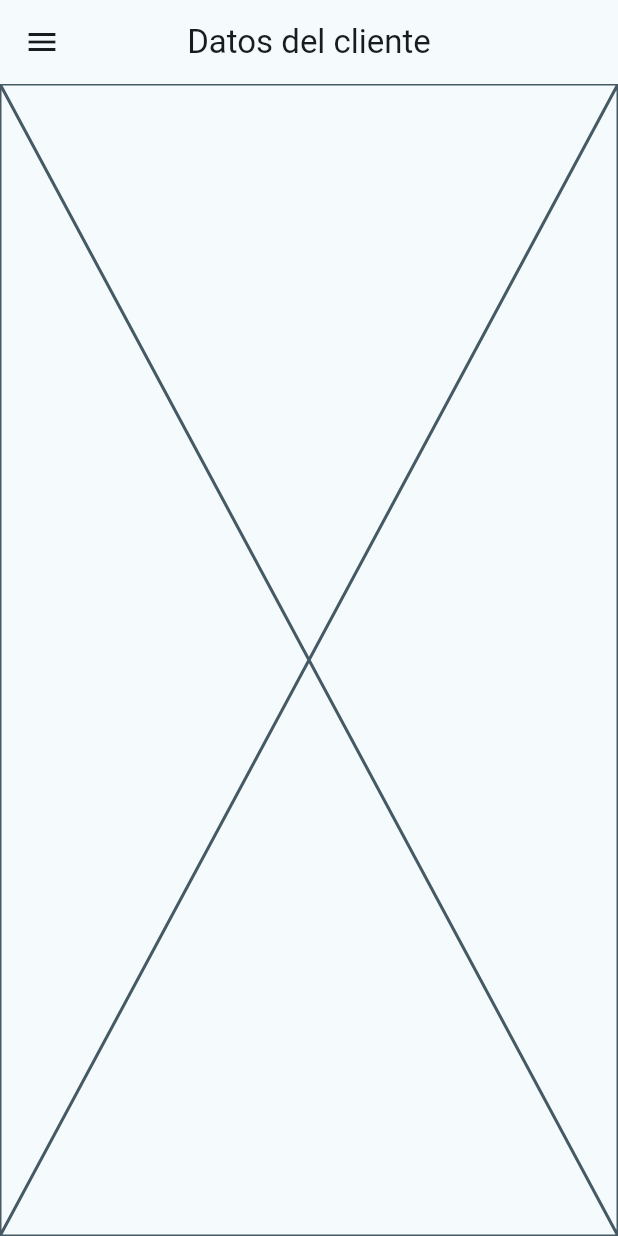
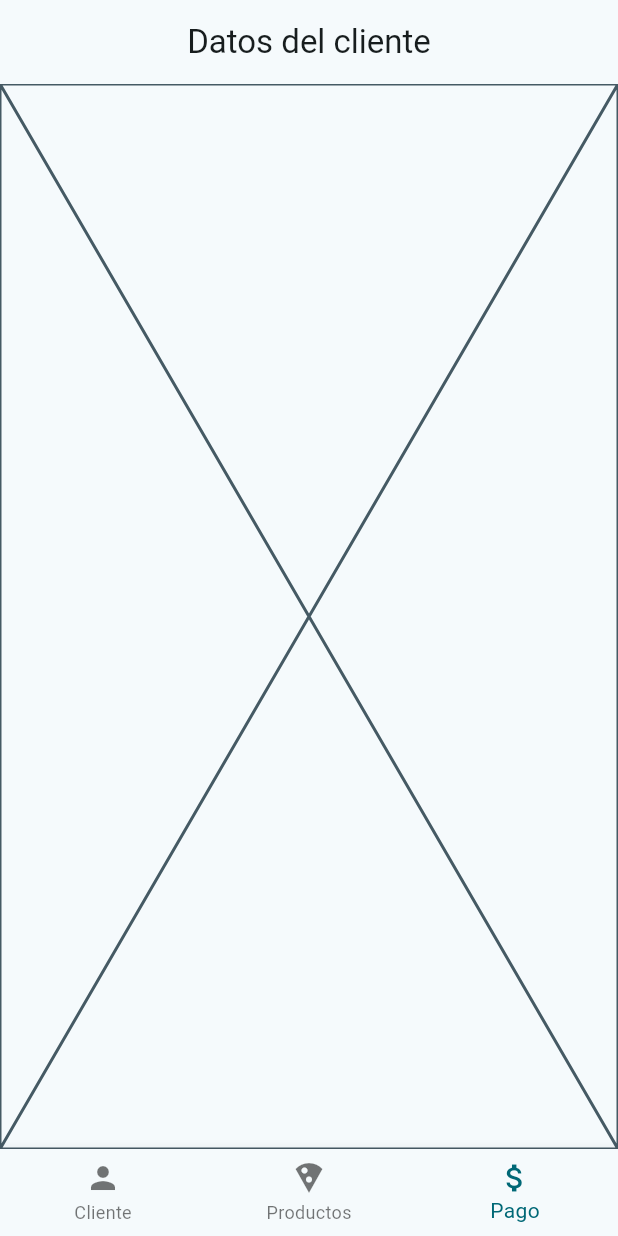
Before and after one commit to Bitxxo/dice_pizza, a Flutter app: the OrderCustomerView screen opened by its route, on a phone screen of 412 x 824 dp. Run offline on Flutter 3.47's test engine with Material 3 defaults, Android fonts, the phone set to English and light mode, and no system bars; our stand-ins replace bloc, equatable, flutter_bloc, flutter_riverpod, go_router, riverpod.

Commit message:
bottom nav bar (casi terminada)

```diff
--- a/lib/presentation/screens/order_screen.dart
+++ b/lib/presentation/screens/order_screen.dart
@@ -1,10 +1,8 @@
-import 'package:dice_pizza/config/router/navigation_constants.dart';
-import 'package:dice_pizza/config/router/router_provider.dart';
 import 'package:dice_pizza/presentation/bloc/order_contents_bloc/order_contents_bloc.dart';
 import 'package:dice_pizza/presentation/views/order_customer_view.dart';
 import 'package:dice_pizza/presentation/views/order_payment_view.dart';
 import 'package:dice_pizza/presentation/views/order_products_view.dart';
-import 'package:dice_pizza/presentation/widgets/order_navigation_drawer.dart';
+import 'package:dice_pizza/presentation/widgets/order_bottom_navigation.dart';
 import 'package:flutter/material.dart';
 import 'package:flutter_bloc/flutter_bloc.dart';
 import 'package:flutter_riverpod/flutter_riverpod.dart';
@@ -17,18 +15,23 @@ class OrderScreen extends ConsumerWidget {
 
   @override
   Widget build(BuildContext context, WidgetRef ref) {
-    final Widget view = switch (ref.watch(routerProvider).state.fullPath) {
-      RouterPaths.products => OrderProductsView(),
-      RouterPaths.payment => OrderPaymentView(),
-      RouterPaths.customer || String() || null => OrderCustomerView(),
-    };
-
     return BlocProvider(
       create: (context) => OrderContentsBloc(),
       child: Scaffold(
-        drawer: OrderNavigationDrawer(),
+        bottomNavigationBar: OrderBottomNavigation(currentView()),
         body: Center(child: child ?? Placeholder()),
       ),
     );
   }
+
+  OrderNavigationViews currentView() {
+    if (child is OrderCustomerView) {
+      return OrderNavigationViews.customer;
+    } else if (child is OrderPaymentView) {
+      return OrderNavigationViews.payment;
+    } else if (child is OrderProductsView) {
+      return OrderNavigationViews.products;
+    }
+    return OrderNavigationViews.payment;
+  }
 }
--- a/lib/presentation/views/order_customer_view.dart
+++ b/lib/presentation/views/order_customer_view.dart
@@ -1,4 +1,3 @@
-import 'package:dice_pizza/presentation/widgets/order_navigation_drawer.dart';
 import 'package:flutter/material.dart';
 
 class OrderCustomerView extends StatelessWidget {
@@ -9,7 +8,6 @@ class OrderCustomerView extends StatelessWidget {
   Widget build(BuildContext context) {
     return Scaffold(
       appBar: AppBar(title: Text("Datos del cliente")),
-      drawer: OrderNavigationDrawer(),
       body: const Placeholder(),
     );
   }
--- a/lib/presentation/views/order_payment_view.dart
+++ b/lib/presentation/views/order_payment_view.dart
@@ -1,4 +1,3 @@
-import 'package:dice_pizza/presentation/widgets/order_navigation_drawer.dart';
 import 'package:flutter/material.dart';
 
 class OrderPaymentView extends StatelessWidget {
@@ -9,7 +8,6 @@ class OrderPaymentView extends StatelessWidget {
   Widget build(BuildContext context) {
     return Scaffold(
       appBar: AppBar(title: Text("Pago del pedido")),
-      drawer: OrderNavigationDrawer(),
       body: const Placeholder(),
     );
   }
--- a/lib/presentation/widgets/buttons/pizza_type_button.dart
+++ b/lib/presentation/widgets/buttons/pizza_type_button.dart
@@ -1,7 +1,5 @@
 import 'package:dice_pizza/domain/entities/pizza.dart';
-import 'package:dice_pizza/presentation/bloc/order_contents_bloc/order_contents_bloc.dart';
 import 'package:flutter/material.dart';
-import 'package:flutter_bloc/flutter_bloc.dart';
 
 typedef AddProduct = void Function(Pizza pizza, BuildContext context);
 
--- /dev/null
+++ b/lib/presentation/widgets/order_bottom_navigation.dart
@@ -0,0 +1,37 @@
+import 'package:dice_pizza/config/router/navigation_constants.dart';
+import 'package:flutter/material.dart';
+import 'package:go_router/go_router.dart';
+
+enum OrderNavigationViews { customer, products, payment }
+
+class OrderBottomNavigation extends StatelessWidget {
+  const OrderBottomNavigation(this.view, {super.key});
+  final OrderNavigationViews view;
+
+  @override
+  Widget build(BuildContext context) {
+    return BottomNavigationBar(
+      onTap: (index) => onDestinationSelected(index, context),
+      currentIndex: view.index,
+      items: [
+        BottomNavigationBarItem(icon: Icon(Icons.person), label: 'Cliente'),
+        BottomNavigationBarItem(
+          icon: Icon(Icons.local_pizza),
+          label: 'Productos',
+        ),
+        BottomNavigationBarItem(icon: Icon(Icons.attach_money), label: 'Pago'),
+      ],
+    );
+  }
+
+  void onDestinationSelected(int index, BuildContext context) {
+    switch (index) {
+      case 0:
+        context.push(RouterPaths.customer);
+      case 1:
+        context.push(RouterPaths.products);
+      case 2:
+        context.push(RouterPaths.payment);
+    }
+  }
+}
--- a/lib/presentation/widgets/order_products_list.dart
+++ b/lib/presentation/widgets/order_products_list.dart
@@ -1,8 +1,8 @@
 import 'package:dice_pizza/domain/entities/ingredient.dart';
 import 'package:dice_pizza/domain/entities/pizza.dart';
 import 'package:dice_pizza/presentation/bloc/order_contents_bloc/order_contents_bloc.dart';
-import 'package:dice_pizza/presentation/widgets/error_message_display.dart';
-import 'package:dice_pizza/presentation/widgets/loading_box.dart';
+import 'package:dice_pizza/presentation/widgets/shared/error_message_display.dart';
+import 'package:dice_pizza/presentation/widgets/shared/loading_box.dart';
 import 'package:dice_pizza/presentation/widgets/pizza_display.dart';
 import 'package:flutter/material.dart';
 import 'package:flutter_bloc/flutter_bloc.dart';
--- a/lib/presentation/widgets/pizza_display.dart
+++ b/lib/presentation/widgets/pizza_display.dart
@@ -16,7 +16,7 @@ class PizzaDisplay extends StatelessWidget {
         children: [
           Text("Pizza"),
           pizza.ingredients.isEmpty
-              ? const SizedBox()
+              ? const SizedBox(width: 200, height: 200)
               : Row(
                 spacing: 20,
                 children: [
```
Also changed, not shown: lib/presentation/views/order_products_view.dart (+2 -9 lines), lib/presentation/widgets/shared/error_message_display.dart (renamed from lib/presentation/widgets/error_message_display.dart), lib/presentation/widgets/shared/loading_box.dart (renamed from lib/presentation/widgets/loading_box.dart).
